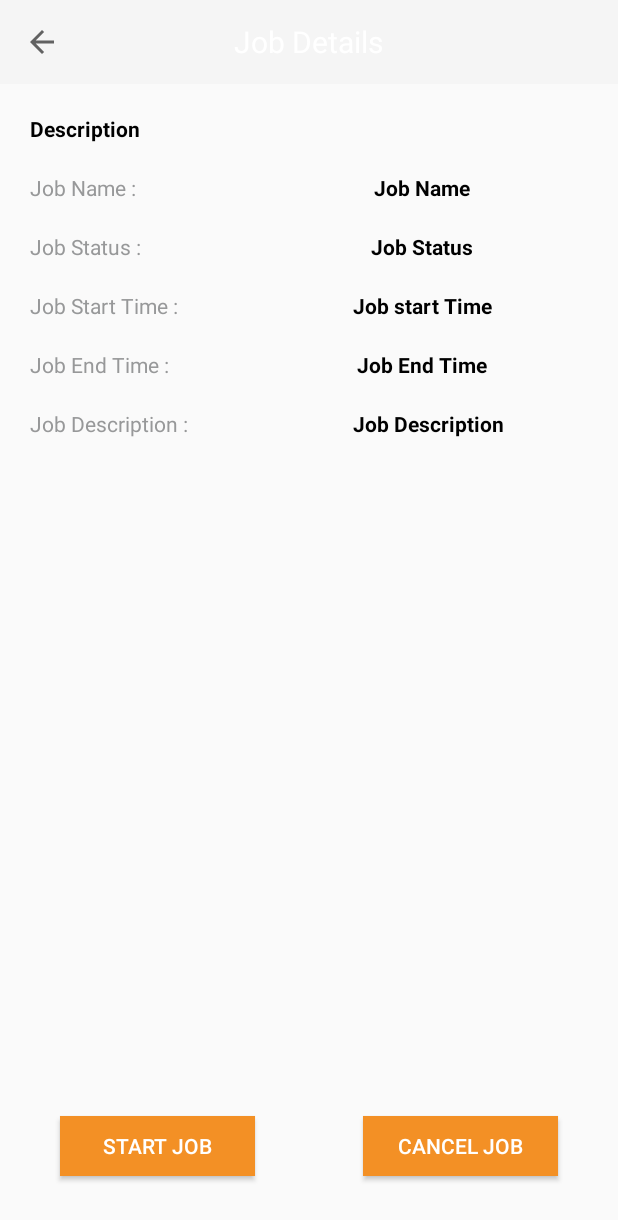
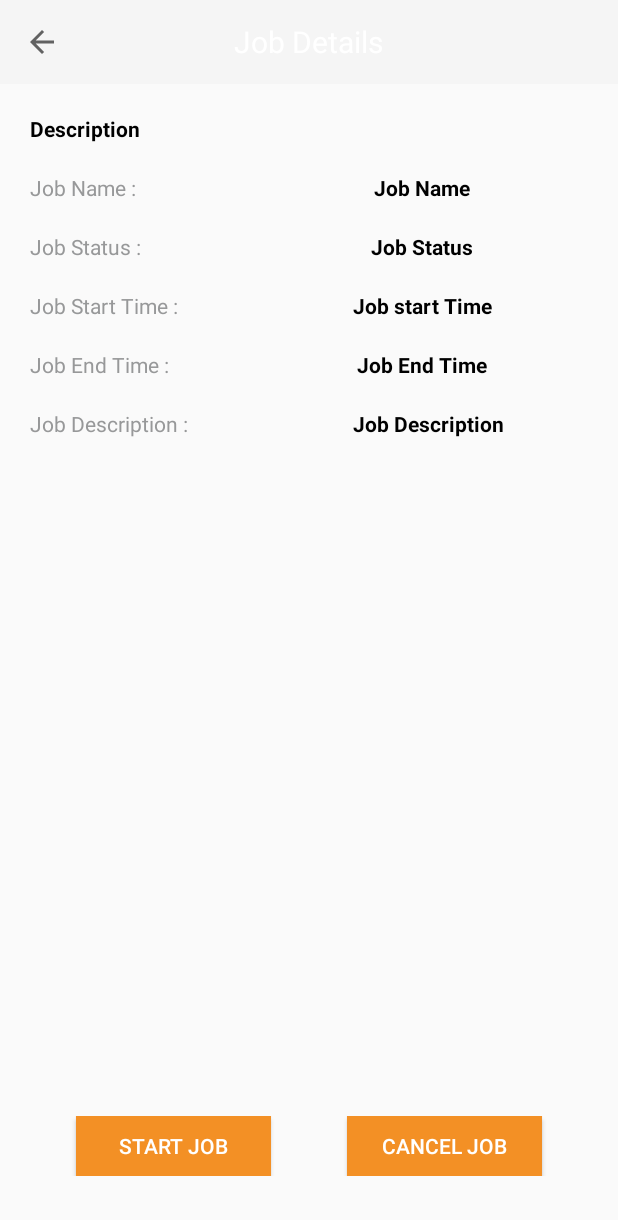
Before and after one commit to shamisasghar/New-Logistics, an Android app: the fragment JobDetailsFragment placed in its activity, on a phone screen of 412 x 824 dp. Shown: the top 1220 px of the screen. Run offline under Robolectric (Android 15) with nearby library versions, the phone set to English and light mode, and no system bars; libraries missing offline, so code that uses them is left out: iammert.com.expandablelib; 4 statements that could not run were skipped.

Commit message:
final commit

```diff
--- a/app/src/main/res/layout/fragment_job_details.xml
+++ b/app/src/main/res/layout/fragment_job_details.xml
@@ -162,26 +162,36 @@
                 android:textStyle="bold" />
         </LinearLayout>
 
+        <android.support.constraint.ConstraintLayout
+            android:layout_width="match_parent"
+            android:layout_height="wrap_content"
+            android:layout_alignParentBottom="true"
+            android:layout_marginBottom="40dp">
         <Button
             android:id="@+id/btn_startjob"
             android:layout_width="130dp"
             android:layout_height="40dp"
-            android:layout_alignParentBottom="true"
+            xmlns:app="http://schemas.android.com/apk/res-auto"
+            app:layout_constraintLeft_toLeftOf="parent"
+            app:layout_constraintTop_toTopOf="parent"
+            app:layout_constraintBottom_toBottomOf="parent"
+            app:layout_constraintRight_toLeftOf="@+id/btn_canceljob"
             android:background="@color/colorAccent2"
             android:text="Start Job"
-            android:layout_margin="40dp"
             android:textColor="@color/colorAccent"/>
-
         <Button
             android:id="@+id/btn_canceljob"
             android:layout_width="130dp"
             android:layout_height="40dp"
-            android:layout_alignParentEnd="true"
-            android:layout_margin="40dp"
-            android:layout_alignParentBottom="true"
+            xmlns:app="http://schemas.android.com/apk/res-auto"
+            app:layout_constraintRight_toRightOf="parent"
+            app:layout_constraintTop_toTopOf="parent"
+            app:layout_constraintBottom_toBottomOf="parent"
+            app:layout_constraintLeft_toRightOf="@+id/btn_startjob"
             android:background="@color/colorAccent2"
             android:text="Cancel Job"
             android:textColor="@color/colorAccent"/>
+        </android.support.constraint.ConstraintLayout>
     </RelativeLayout>
 
 </android.support.v4.widget.SwipeRefreshLayout>
```
